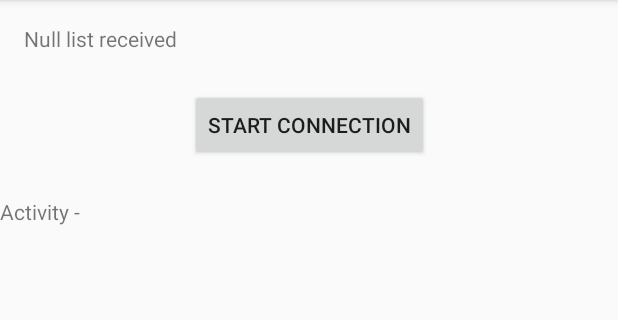
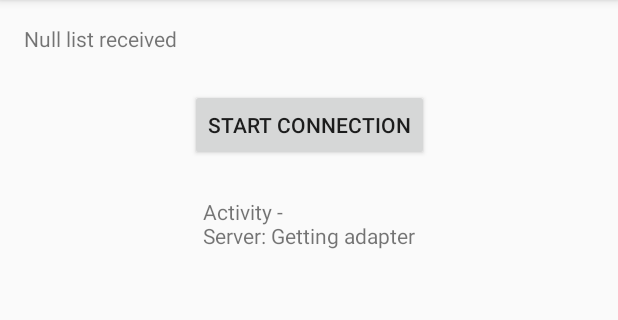
Before and after one commit to naishadh14/Discom, an Android app: the ConnectDevices screen opened directly, with no data from a screen before it, on a phone screen of 412 x 824 dp, the part 84-404 px from its top. Run offline under Robolectric (Android 15) with nearby library versions, the phone set to English and light mode, and no system bars.

Commit message:
Added logging for bluetooth connection

```diff
--- a/app/src/main/java/com/example/discom/BluetoothServer.java
+++ b/app/src/main/java/com/example/discom/BluetoothServer.java
@@ -3,6 +3,8 @@ package com.example.discom;
 import android.bluetooth.BluetoothAdapter;
 import android.bluetooth.BluetoothServerSocket;
 import android.bluetooth.BluetoothSocket;
+import android.os.Handler;
+import android.os.Message;
 import android.util.Log;
 
 import java.io.IOException;
@@ -10,20 +12,25 @@ import java.util.UUID;
 
 public class BluetoothServer extends Thread {
     private BluetoothServerSocket bluetoothServer = null;
-    private static final String MY_UUID_STRING = "48ccdb6c-7bab-45f6-bd68-f7e5fb8d06fe";
-    private static final String CHANNEL_NAME = "CHANNEL_1";
-    private static final String TAG = "DJ@H#BD";
+    private static final String MY_UUID_STRING = Constants.MY_UUID_STRING;
+    private static final String CHANNEL_NAME = Constants.CHANNEL_1;
+    private static final String TAG = Constants.TAG;
+    private static final int GETTING_ADAPTER = Constants.GETTING_ADAPTER;
+    Handler handler;
 
-    public BluetoothServer() {
+    public BluetoothServer(Handler handler) {
         UUID uuid = UUID.fromString(MY_UUID_STRING);
         BluetoothServerSocket tmp = null;
         BluetoothAdapter bluetoothAdapter = BluetoothAdapter.getDefaultAdapter();
+        this.handler = handler;
+        sendMessageUp(GETTING_ADAPTER);
+        Log.e(TAG, "Server: Getting adapter");
         try {
             tmp = bluetoothAdapter.listenUsingRfcommWithServiceRecord(CHANNEL_NAME, uuid);
-            Log.e(TAG, "RFCOMM server channnel created");
+            Log.e(TAG, "Server: Created RFCOMM channel");
             bluetoothServer = tmp;
         } catch (IOException e) {
-            Log.e(TAG, "Socket's listen() method failed", e);
+            Log.e(TAG, "Server: Could not create RFCOMM channel", e);
         }
     }
 
@@ -31,17 +38,21 @@ public class BluetoothServer extends Thread {
         BluetoothSocket socket = null;
         while(true) {
             try {
+                Log.e(TAG, "Server: Waiting for device");
                 socket = bluetoothServer.accept();
             } catch (IOException e) {
-                Log.e(TAG, "Socket's accept() method failed", e);
+                Log.e(TAG, "Server: Socket's accept() method failed", e);
                 break;
             }
             if(socket != null) {
-                //manage socket
+                //manage socket in separate thread
+                Log.e(TAG, "Server: Device connected");
+                //close the socket, since only one connection per socket
                 try {
+                    Log.e(TAG, "Server: Attempting to close socket, since connection already found");
                     bluetoothServer.close();
                 } catch (IOException e) {
-                    Log.e(TAG, "Could not close the connect socket", e);
+                    Log.e(TAG, "Server: Could not close socket, but connection found", e);
                 }
                 break;
             }
@@ -55,4 +66,10 @@ public class BluetoothServer extends Thread {
             Log.e(TAG, "Could not close the connect socket", e);
         }
     }
+
+    private void sendMessageUp(int ACTION) {
+        Message msg = new Message();
+        msg.what = ACTION;
+        handler.sendMessage(msg);
+    }
 }
--- a/app/src/main/java/com/example/discom/ConnectDevices.java
+++ b/app/src/main/java/com/example/discom/ConnectDevices.java
@@ -1,7 +1,14 @@
 package com.example.discom;
 
 import android.bluetooth.BluetoothDevice;
+import android.content.BroadcastReceiver;
+import android.content.Context;
+import android.content.Intent;
+import android.content.IntentFilter;
 import android.os.Bundle;
+import android.os.Handler;
+import android.os.Looper;
+import android.os.Message;
 import android.view.View;
 import android.widget.TextView;
 
@@ -11,6 +18,7 @@ import java.util.ArrayList;
 
 public class ConnectDevices extends AppCompatActivity {
 
+    private static final int GETTING_ADAPTER = 2487;
     ArrayList<BluetoothDevice> discoveredDevices;
 
     @Override
@@ -19,6 +27,8 @@ public class ConnectDevices extends AppCompatActivity {
         setContentView(R.layout.connect_devices);
         startServer();
         this.discoveredDevices = (ArrayList<BluetoothDevice>)getIntent().getSerializableExtra("DeviceList");
+        TextView text6 = (TextView)findViewById(R.id.textView6);
+        text6.append("\n");
         TextView text = (TextView)findViewById(R.id.textView5);
         if(this.discoveredDevices == null)
             text.append("Null list received");
@@ -33,9 +43,12 @@ public class ConnectDevices extends AppCompatActivity {
                 text.append("\n");
                 text.append("Address: ");
                 text.append(device.getAddress());
-                text.append("\n");
+                text.append("\n\n");
             }
         }
+
+        IntentFilter deviceConnected = new IntentFilter();
+        registerReceiver(deviceConnectedReceiver, deviceConnected);
     }
 
     public void startClient(View view) {
@@ -47,7 +60,29 @@ public class ConnectDevices extends AppCompatActivity {
     }
 
     public void startServer() {
-        BluetoothServer bluetoothServer = new BluetoothServer();
+        final TextView text = (TextView)findViewById(R.id.textView6);
+        Handler handler = new Handler(Looper.getMainLooper()) {
+            @Override
+            public void handleMessage(Message msg) {
+                //handle cases
+                if(msg.what == GETTING_ADAPTER) {
+                    text.append("Server: Getting adapter");
+                }
+            }
+        };
+        BluetoothServer bluetoothServer = new BluetoothServer(handler);
         bluetoothServer.start();
     }
+
+    private final BroadcastReceiver deviceConnectedReceiver = new BroadcastReceiver() {
+        public void onReceive(Context context, Intent intent) {
+            String action = intent.getAction();
+            BluetoothDevice device =  intent.getParcelableExtra(BluetoothDevice.EXTRA_DEVICE);
+            TextView text = (TextView)findViewById(R.id.textView6);
+            if(BluetoothDevice.ACTION_ACL_CONNECTED.equals(action)) {
+                text.append(device.getName());
+                text.append("\n");
+            }
+        }
+    };
 }
--- a/app/src/main/java/com/example/discom/MainActivity.java
+++ b/app/src/main/java/com/example/discom/MainActivity.java
@@ -223,6 +223,8 @@ public class MainActivity extends AppCompatActivity {
 
     public void startDiscovery(View view) {
         BluetoothAdapter bluetoothAdapter = BluetoothAdapter.getDefaultAdapter();
+        this.discoveredDevices.clear();
+        refreshList();
         TextView text = (TextView)findViewById(R.id.textView3);
         if(bluetoothAdapter.isDiscovering())
             bluetoothAdapter.cancelDiscovery();
--- a/app/src/main/res/layout/connect_devices.xml
+++ b/app/src/main/res/layout/connect_devices.xml
@@ -33,6 +33,8 @@
         android:layout_height="wrap_content"
         android:layout_marginTop="24dp"
         android:text="Activity -"
-        app:layout_constraintTop_toBottomOf="@+id/button5"
-        tools:layout_editor_absoluteX="176dp" />
+        app:layout_constraintEnd_toEndOf="parent"
+        app:layout_constraintHorizontal_bias="0.5"
+        app:layout_constraintStart_toStartOf="parent"
+        app:layout_constraintTop_toBottomOf="@+id/button5" />
 </androidx.constraintlayout.widget.ConstraintLayout>
```
Also changed, not shown: app/src/main/java/com/example/discom/BluetoothClient.java (+7 -4 lines), app/src/main/java/com/example/discom/Constants.java (added, +15 -0 lines), 1 other file.
